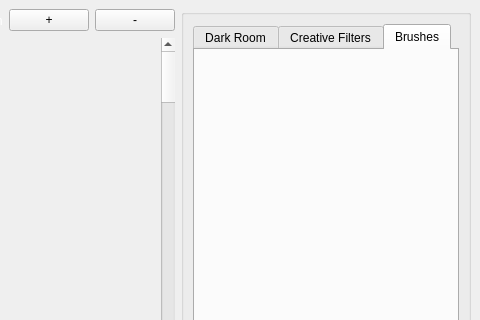
Above: Fotoshop/workingwindow.ui from Hardikp16/CS340 before the change; both pictures show x 673 to 1153 and y 0 to 320 of the 1153 by 646 pixel window. Below: the same form after it.
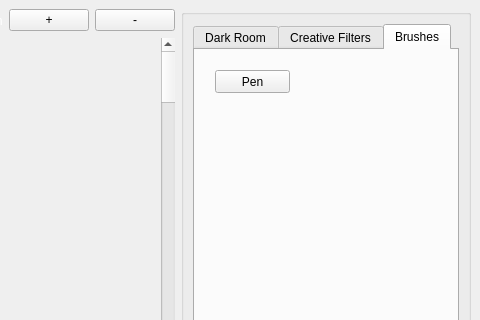
That is the form after the change. The open tabs and pages were chosen to show the change.

Commit message:
Updated naming for 3 Buttons
New file, Open File, and Exit Button were generic button names like
pushButton...

The edit to the form file:
```diff
--- a/Fotoshop/workingwindow.ui
+++ b/Fotoshop/workingwindow.ui
@@ -372,6 +372,19 @@
           <attribute name="title">
            <string>Brushes</string>
           </attribute>
+          <widget class="QPushButton" name="Pen">
+           <property name="geometry">
+            <rect>
+             <x>20</x>
+             <y>20</y>
+             <width>75</width>
+             <height>23</height>
+            </rect>
+           </property>
+           <property name="text">
+            <string>Pen</string>
+           </property>
+          </widget>
          </widget>
         </widget>
        </item>
```
Left out of the diff: 2 changed lines with no effect on the pictures. The commit also changes 7 other files.
